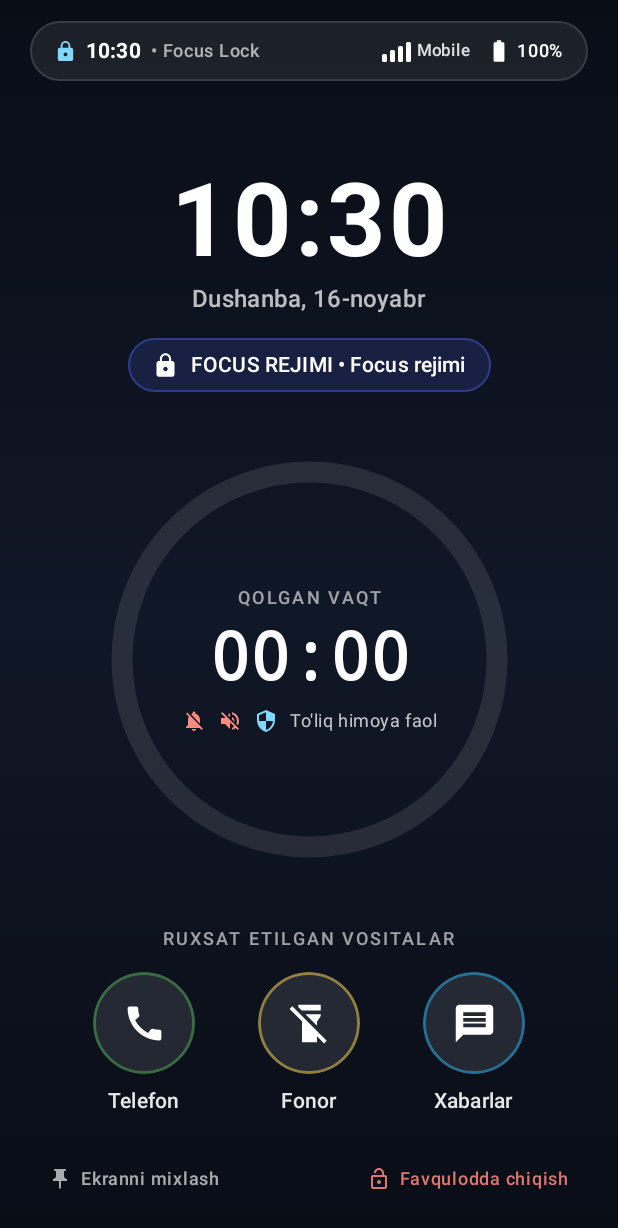
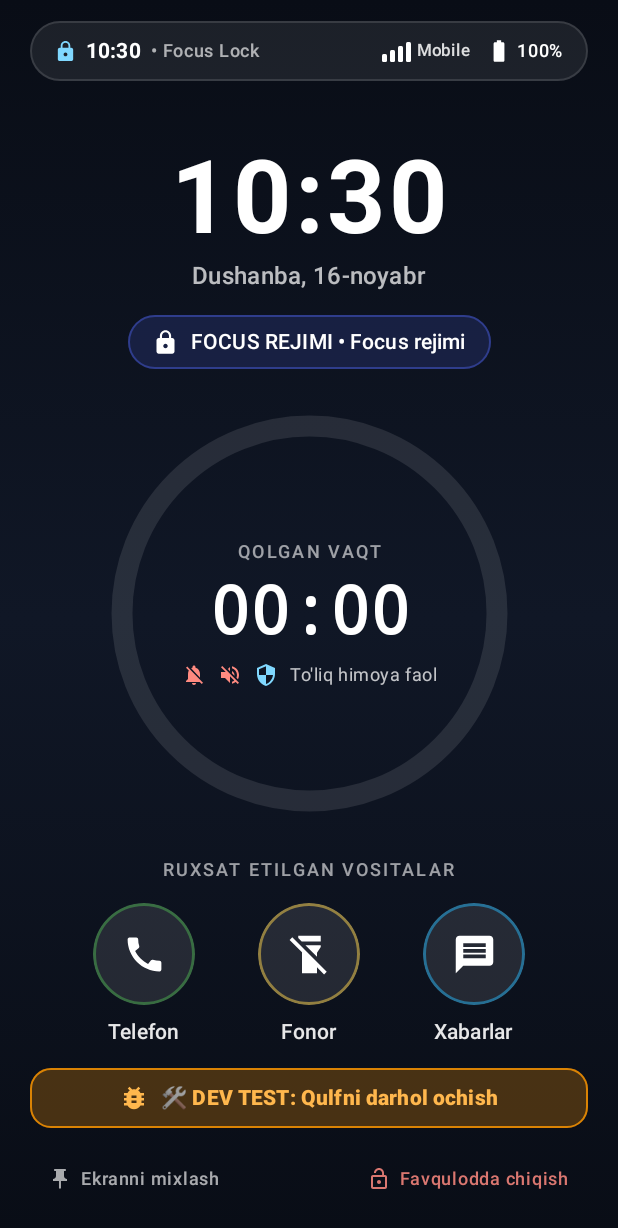
Before and after one commit to joxacybers/focus, an Android app built with Jetpack Compose: the LockScreenActivity screen opened directly, with no data from a screen before it, on a phone screen of 412 x 824 dp. Shown: the top 1228 px of the screen. Run offline under Robolectric (Android 15) with nearby library versions, the phone set to English and light mode, and no system bars; 1 statement that could not run was skipped.

Commit message:
Add Dev Mode quick exit buttons on LockScreen and notification for testing

```diff
--- a/app/src/main/java/com/example/focus/ui/lock/LockScreenActivity.kt
+++ b/app/src/main/java/com/example/focus/ui/lock/LockScreenActivity.kt
@@ -49,6 +49,7 @@ import androidx.compose.material.icons.automirrored.filled.VolumeOff
 import androidx.compose.material.icons.filled.BatteryChargingFull
 import androidx.compose.material.icons.filled.BatteryFull
 import androidx.compose.material.icons.filled.BatteryStd
+import androidx.compose.material.icons.filled.BugReport
 import androidx.compose.material.icons.filled.Call
 import androidx.compose.material.icons.filled.FlashlightOff
 import androidx.compose.material.icons.filled.FlashlightOn
@@ -584,7 +585,39 @@ private fun FullLockScreenContent(
                     )
                 }
 
-                Spacer(modifier = Modifier.height(18.dp))
+                Spacer(modifier = Modifier.height(14.dp))
+
+                // DEV MODE TEST BUTTON (Productionga chiqishdan oldin osongina o'chiriladi)
+                Surface(
+                    color = Color(0xFFFF9800).copy(alpha = 0.25f),
+                    shape = RoundedCornerShape(14.dp),
+                    modifier = Modifier
+                        .fillMaxWidth()
+                        .border(1.dp, Color(0xFFFF9800).copy(alpha = 0.8f), RoundedCornerShape(14.dp))
+                        .clickable { onEmergencyStop() }
+                ) {
+                    Row(
+                        modifier = Modifier.padding(horizontal = 14.dp, vertical = 10.dp),
+                        verticalAlignment = Alignment.CenterVertically,
+                        horizontalArrangement = Arrangement.Center
+                    ) {
+                        Icon(
+                            imageVector = Icons.Default.BugReport,
+                            contentDescription = null,
+                            tint = Color(0xFFFFB74D),
+                            modifier = Modifier.size(20.dp)
+                        )
+                        Spacer(modifier = Modifier.width(8.dp))
+                        Text(
+                            text = "🛠️ DEV TEST: Qulfni darhol ochish",
+                            style = MaterialTheme.typography.labelLarge,
+                            fontWeight = FontWeight.ExtraBold,
+                            color = Color(0xFFFFB74D)
+                        )
+                    }
+                }
+
+                Spacer(modifier = Modifier.height(10.dp))
 
                 // Bottom row: Screen Pinning helper & Emergency Unlock
                 Row(
@@ -892,6 +925,16 @@ private fun EmergencyUnlockDialog(
                         isError = errorText != null,
                         supportingText = errorText?.let { msg -> { Text(msg) } }
                     )
+
+                    // Dev Mode instant unlock in dialog
+                    OutlinedButton(
+                        onClick = onConfirmUnlock,
+                        modifier = Modifier.fillMaxWidth()
+                    ) {
+                        Icon(Icons.Default.BugReport, contentDescription = null, modifier = Modifier.size(16.dp))
+                        Spacer(modifier = Modifier.width(6.dp))
+                        Text("🛠️ Dev Test: Misolsiz darhol ochish")
+                    }
                 } else {
                     Text("Haqiqatan ham joriy Focus/Study sessiyasini muddatidan oldin to'xtatmoqchimisiz?")
                 }
```
Also changed, not shown: app/src/main/java/com/example/focus/service/FocusForegroundService.kt (+12 -0 lines).
